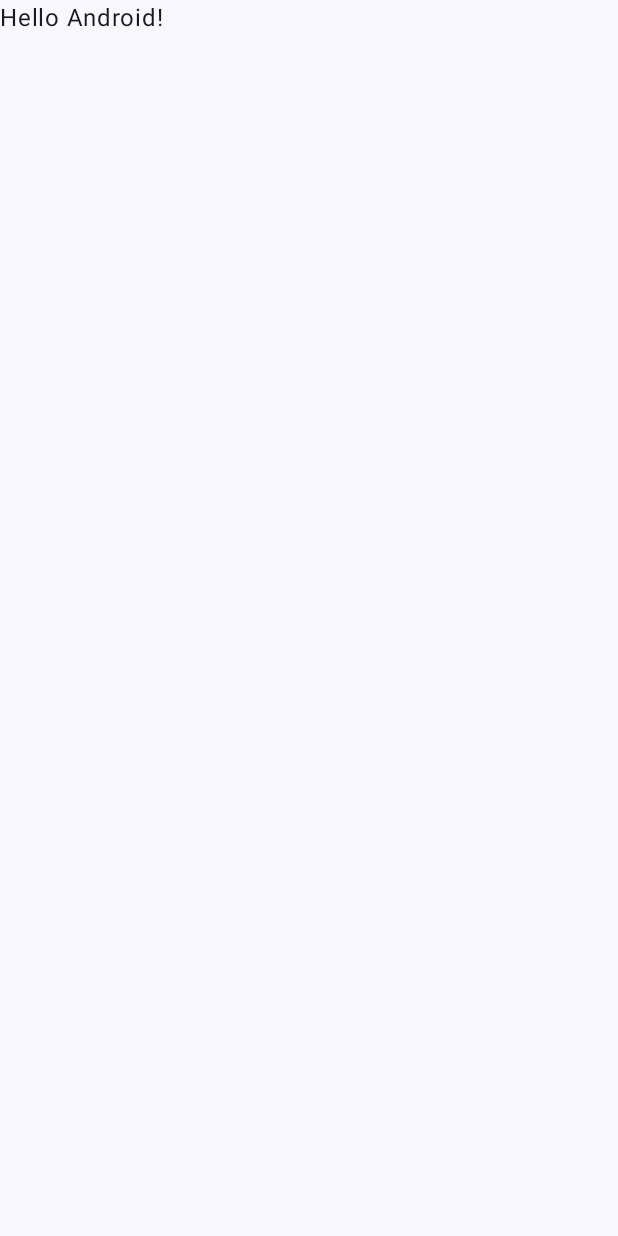
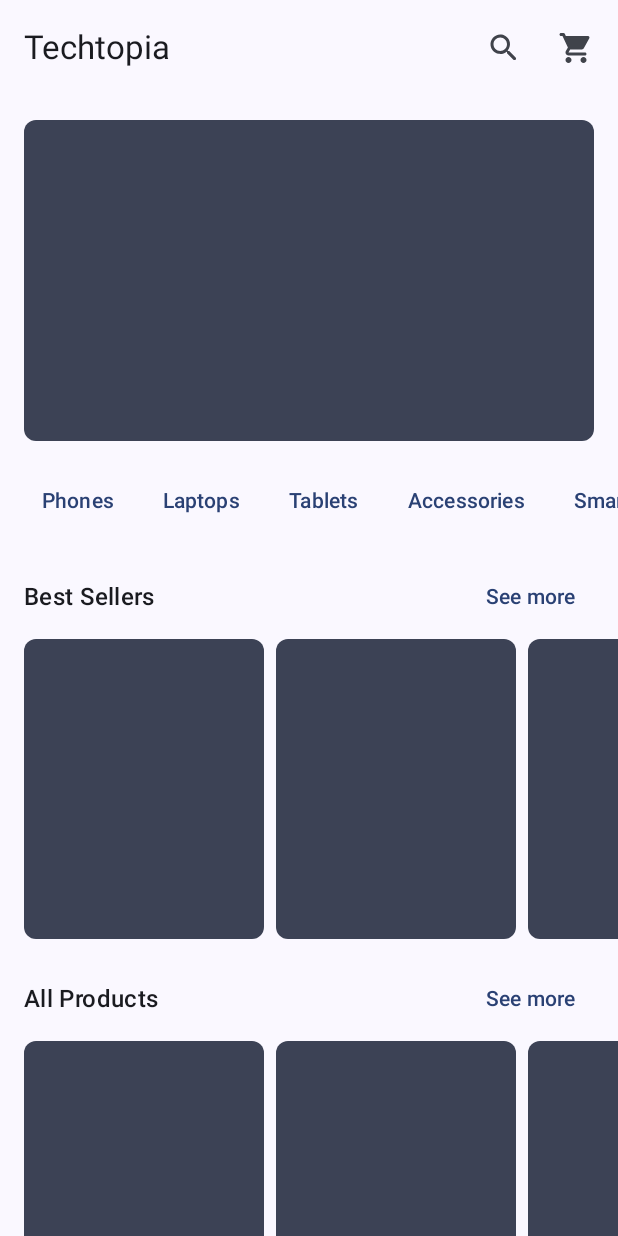
Before and after one commit to RidhaAF/Techtopia, an Android app built with Jetpack Compose: the screen it shows after launch (MainActivity), on a phone screen of 412 x 824 dp. Before the commit the screen is almost empty. Run offline under Robolectric (Android 15) with nearby library versions, the phone set to English and light mode, and no system bars.

Commit message:
feat: add home page layout

```diff
--- a/app/build.gradle.kts
+++ b/app/build.gradle.kts
@@ -59,6 +59,7 @@ dependencies {
     implementation(libs.androidx.ui.graphics)
     implementation(libs.androidx.ui.tooling.preview)
     implementation(libs.androidx.material3)
+    implementation(libs.androidx.navigation.compose)
     testImplementation(libs.junit)
     androidTestImplementation(libs.androidx.junit)
     androidTestImplementation(libs.androidx.espresso.core)
--- a/app/src/main/java/com/ridhaaf/techtopia/MainActivity.kt
+++ b/app/src/main/java/com/ridhaaf/techtopia/MainActivity.kt
@@ -10,6 +10,11 @@ import androidx.compose.material3.Text
 import androidx.compose.runtime.Composable
 import androidx.compose.ui.Modifier
 import androidx.compose.ui.tooling.preview.Preview
+import androidx.navigation.compose.NavHost
+import androidx.navigation.compose.composable
+import androidx.navigation.compose.rememberNavController
+import com.ridhaaf.techtopia.core.presentation.routes.Routes
+import com.ridhaaf.techtopia.feature.presentation.home.HomeScreen
 import com.ridhaaf.techtopia.ui.theme.TechtopiaTheme
 
 class MainActivity : ComponentActivity() {
@@ -17,12 +22,11 @@ class MainActivity : ComponentActivity() {
         super.onCreate(savedInstanceState)
         setContent {
             TechtopiaTheme {
-                // A surface container using the 'background' color from the theme
                 Surface(
                     modifier = Modifier.fillMaxSize(),
                     color = MaterialTheme.colorScheme.background
                 ) {
-                    Greeting("Android")
+                    App()
                 }
             }
         }
@@ -30,17 +34,25 @@ class MainActivity : ComponentActivity() {
 }
 
 @Composable
-fun Greeting(name: String, modifier: Modifier = Modifier) {
-    Text(
-        text = "Hello $name!",
-        modifier = modifier
-    )
+fun App() {
+    val navController = rememberNavController()
+
+    NavHost(
+        navController = navController,
+        startDestination = Routes.HOME,
+    ) {
+        composable(Routes.HOME) {
+            HomeScreen(
+                navController = navController,
+            )
+        }
+    }
 }
 
 @Preview(showBackground = true)
 @Composable
-fun GreetingPreview() {
+fun AppPreview() {
     TechtopiaTheme {
-        Greeting("Android")
+        App()
     }
 }
--- /dev/null
+++ b/app/src/main/java/com/ridhaaf/techtopia/core/presentation/components/HorizontalSpacer.kt
@@ -0,0 +1,12 @@
+package com.ridhaaf.techtopia.core.presentation.components
+
+import androidx.compose.foundation.layout.Spacer
+import androidx.compose.foundation.layout.width
+import androidx.compose.runtime.Composable
+import androidx.compose.ui.Modifier
+import androidx.compose.ui.unit.dp
+
+@Composable
+fun HorizontalSpacer(width: Int = 16) {
+    Spacer(modifier = Modifier.width(width.dp))
+}
--- /dev/null
+++ b/app/src/main/java/com/ridhaaf/techtopia/core/presentation/components/VerticalSpacer.kt
@@ -0,0 +1,12 @@
+package com.ridhaaf.techtopia.core.presentation.components
+
+import androidx.compose.foundation.layout.Spacer
+import androidx.compose.foundation.layout.height
+import androidx.compose.runtime.Composable
+import androidx.compose.ui.Modifier
+import androidx.compose.ui.unit.dp
+
+@Composable
+fun VerticalSpacer(height: Int = 16) {
+    Spacer(modifier = Modifier.height(height.dp))
+}
--- /dev/null
+++ b/app/src/main/java/com/ridhaaf/techtopia/core/presentation/routes/Routes.kt
@@ -0,0 +1,7 @@
+package com.ridhaaf.techtopia.core.presentation.routes
+
+object Routes {
+    const val SIGN_IN = "sign-in"
+    const val SIGN_UP = "sign-up"
+    const val HOME = "home"
+}
--- /dev/null
+++ b/app/src/main/java/com/ridhaaf/techtopia/feature/presentation/home/HomeScreen.kt
@@ -0,0 +1,207 @@
+package com.ridhaaf.techtopia.feature.presentation.home
+
+import androidx.compose.foundation.background
+import androidx.compose.foundation.layout.Arrangement
+import androidx.compose.foundation.layout.Box
+import androidx.compose.foundation.layout.Column
+import androidx.compose.foundation.layout.PaddingValues
+import androidx.compose.foundation.layout.Row
+import androidx.compose.foundation.layout.aspectRatio
+import androidx.compose.foundation.layout.fillMaxSize
+import androidx.compose.foundation.layout.fillMaxWidth
+import androidx.compose.foundation.layout.height
+import androidx.compose.foundation.layout.padding
+import androidx.compose.foundation.layout.width
+import androidx.compose.foundation.lazy.LazyRow
+import androidx.compose.foundation.rememberScrollState
+import androidx.compose.foundation.shape.RoundedCornerShape
+import androidx.compose.foundation.verticalScroll
+import androidx.compose.material.icons.Icons
+import androidx.compose.material.icons.rounded.Search
+import androidx.compose.material.icons.rounded.ShoppingCart
+import androidx.compose.material3.ColorScheme
+import androidx.compose.material3.ExperimentalMaterial3Api
+import androidx.compose.material3.Icon
+import androidx.compose.material3.IconButton
+import androidx.compose.material3.MaterialTheme
+import androidx.compose.material3.Scaffold
+import androidx.compose.material3.Text
+import androidx.compose.material3.TextButton
+import androidx.compose.material3.TopAppBar
+import androidx.compose.runtime.Composable
+import androidx.compose.ui.Alignment
+import androidx.compose.ui.Modifier
+import androidx.compose.ui.draw.clip
+import androidx.compose.ui.unit.dp
+import androidx.navigation.NavController
+import com.ridhaaf.techtopia.core.presentation.components.VerticalSpacer
+
+@OptIn(ExperimentalMaterial3Api::class)
+@Composable
+fun HomeScreen(
+    modifier: Modifier = Modifier,
+    navController: NavController? = null,
+) {
+    val colorScheme: ColorScheme = MaterialTheme.colorScheme
+
+    Scaffold(topBar = {
+        TopAppBar(title = { Text(text = "Techtopia") }, actions = {
+            SearchButton()
+            CartButton()
+        })
+    }) {
+        Box(
+            modifier = modifier
+                .fillMaxSize()
+                .padding(it),
+        ) {
+            HomeContent(colorScheme)
+        }
+    }
+}
+
+@Composable
+private fun SearchButton() {
+    IconButton(onClick = { /*TODO*/ }) {
+        Icon(
+            imageVector = Icons.Rounded.Search,
+            contentDescription = "Search",
+        )
+    }
+}
+
+@Composable
+private fun CartButton() {
+    IconButton(onClick = { /*TODO*/ }) {
+        Icon(
+            imageVector = Icons.Rounded.ShoppingCart,
+            contentDescription = "Cart",
+        )
+    }
+}
+
+@Composable
+private fun HomeContent(colorScheme: ColorScheme) {
+    val verticalScrollState = rememberScrollState()
+
+    Column(
+        modifier = Modifier
+            .fillMaxWidth()
+            .verticalScroll(verticalScrollState),
+    ) {
+        VerticalSpacer()
+        Banner(colorScheme)
+        VerticalSpacer()
+        Categories()
+        VerticalSpacer()
+        BestSellers()
+        VerticalSpacer()
+        AllProducts()
+        VerticalSpacer()
+    }
+}
+
+@Composable
+private fun Banner(colorScheme: ColorScheme) {
+    Box(
+        modifier = Modifier
+            .fillMaxWidth()
+            .padding(horizontal = 16.dp)
+            .aspectRatio(16f / 9f)
+            .clip(shape = RoundedCornerShape(8.dp))
+            .background(color = colorScheme.secondary)
+    )
+}
+
+@Composable
+private fun Categories() {
+    val categories = listOf("Phones", "Laptops", "Tablets", "Accessories", "Smart Home")
+
+    LazyRow(
+        modifier = Modifier.fillMaxWidth(),
+        horizontalArrangement = Arrangement.spacedBy(8.dp),
+        contentPadding = PaddingValues(horizontal = 16.dp),
+    ) {
+        items(categories.size) { index ->
+            CategoryItem(category = categories[index])
+        }
+    }
+}
+
+@Composable
+private fun CategoryItem(category: String) {
+    TextButton(onClick = { /*TODO*/ }) {
+        Text(text = category)
+    }
+}
+
+@Composable
+private fun BestSellers() {
+    ProductsSection(
+        modifier = Modifier
+            .fillMaxWidth()
+            .padding(horizontal = 16.dp),
+        title = "Best Sellers",
+    )
+}
+
+@Composable
+private fun AllProducts() {
+    ProductsSection(
+        modifier = Modifier
+            .fillMaxWidth()
+            .padding(horizontal = 16.dp),
+        title = "All Products",
+    )
+}
+
+@Composable
+private fun ProductsSection(
+    modifier: Modifier = Modifier,
+    title: String,
+) {
+    Column {
+        Row(
+            modifier = modifier,
+            horizontalArrangement = Arrangement.SpaceBetween,
+            verticalAlignment = Alignment.CenterVertically,
+        ) {
+            Text(
+                text = title,
+                style = MaterialTheme.typography.titleMedium,
+            )
+            TextButton(onClick = { /*TODO*/ }) {
+                Text(text = "See more")
+            }
+        }
+        VerticalSpacer(height = 4)
+        ProductsList()
+    }
+}
+
+@Composable
+private fun ProductsList() {
+    val products = listOf("Product 1", "Product 2", "Product 3", "Product 4", "Product 5")
+
+    LazyRow(
+        modifier = Modifier.fillMaxWidth(),
+        horizontalArrangement = Arrangement.spacedBy(8.dp),
+        contentPadding = PaddingValues(horizontal = 16.dp),
+    ) {
+        items(products.size) { index ->
+            ProductItem(product = products[index])
+        }
+    }
+}
+
+@Composable
+private fun ProductItem(product: String) {
+    Box(
+        modifier = Modifier
+            .width(160.dp)
+            .height(200.dp)
+            .clip(shape = RoundedCornerShape(8.dp))
+            .background(color = MaterialTheme.colorScheme.secondary)
+            .padding(16.dp)
+    )
+}
--- a/gradle/libs.versions.toml
+++ b/gradle/libs.versions.toml
@@ -8,6 +8,7 @@ espressoCore = "3.5.1"
 lifecycleRuntimeKtx = "2.6.1"
 activityCompose = "1.7.0"
 composeBom = "2023.08.00"
+navigationCompose = "2.7.7"
 
 [libraries]
 androidx-core-ktx = { group = "androidx.core", name = "core-ktx", version.ref = "coreKtx" }
@@ -24,6 +25,7 @@ androidx-ui-tooling-preview = { group = "androidx.compose.ui", name = "ui-toolin
 androidx-ui-test-manifest = { group = "androidx.compose.ui", name = "ui-test-manifest" }
 androidx-ui-test-junit4 = { group = "androidx.compose.ui", name = "ui-test-junit4" }
 androidx-material3 = { group = "androidx.compose.material3", name = "material3" }
+androidx-navigation-compose = { group = "androidx.navigation", name = "navigation-compose", version.ref = "navigationCompose" }
 
 [plugins]
 androidApplication = { id = "com.android.application", version.ref = "agp" }
```
